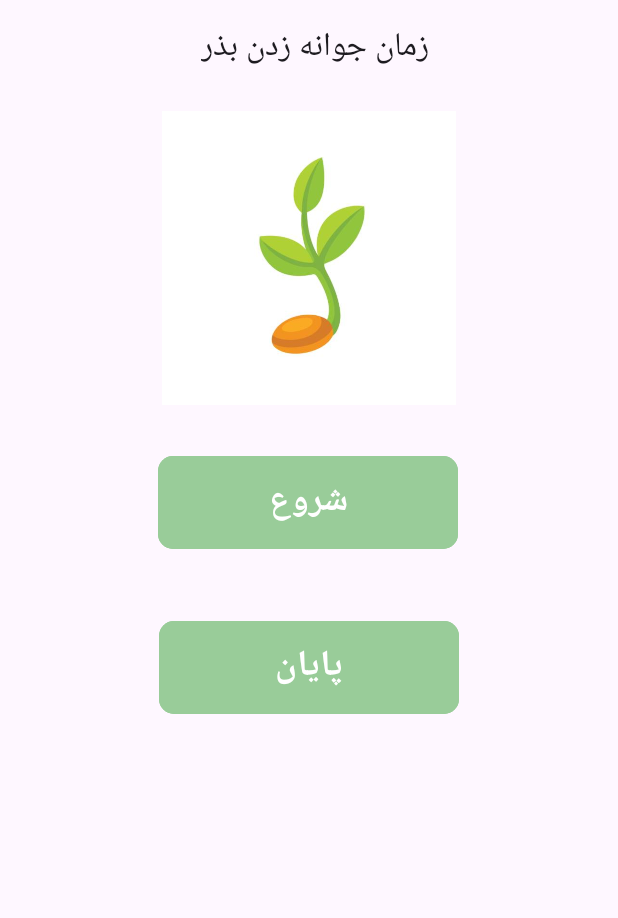
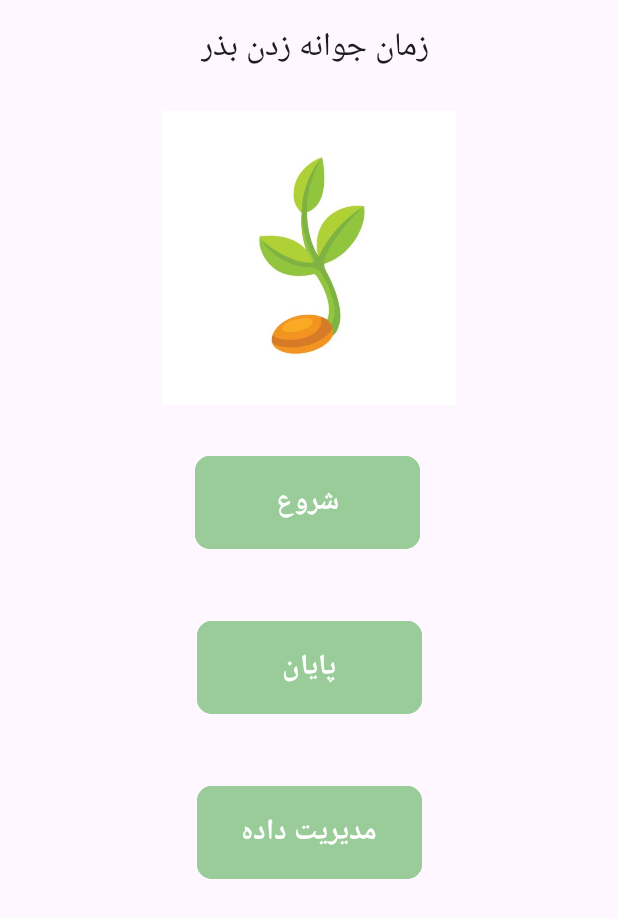
Before and after one commit to gooyacoder/germination_time, an Android app: the layout activity_main.xml on its own in the app's theme, with its tools: preview values and no code run, on a phone screen of 412 x 824 dp. Shown: the top 918 px of the screen. Run offline under Robolectric (Android 15) with nearby library versions, the phone set to English and light mode, and no system bars.

Commit message:
11_11_1403  15:53

```diff
--- a/app/src/main/res/layout/activity_main.xml
+++ b/app/src/main/res/layout/activity_main.xml
@@ -26,12 +26,12 @@
 
     <com.google.android.material.button.MaterialButton
         android:id="@+id/start_activity_button"
-        android:layout_width="200dp"
+        android:layout_width="150dp"
         android:layout_height="70dp"
         android:layout_marginTop="30dp"
         android:backgroundTint="@color/button_color"
         android:text="شروع"
-        android:textSize="24sp"
+        android:textSize="19sp"
         android:textStyle="bold"
         app:cornerRadius="10dp"
         app:layout_constraintEnd_toEndOf="parent"
@@ -41,12 +41,12 @@
 
     <com.google.android.material.button.MaterialButton
         android:id="@+id/stop_button"
-        android:layout_width="200dp"
+        android:layout_width="150dp"
         android:layout_height="70dp"
         android:layout_marginTop="40dp"
         android:backgroundTint="@color/button_color"
         android:text="پایان"
-        android:textSize="24sp"
+        android:textSize="19sp"
         android:textStyle="bold"
         app:cornerRadius="10dp"
         app:layout_constraintEnd_toEndOf="parent"
@@ -57,13 +57,14 @@
         android:id="@+id/dateTextView"
         android:layout_width="wrap_content"
         android:layout_height="wrap_content"
-        android:layout_marginTop="80dp"
+        android:layout_marginTop="40dp"
         android:fontFamily="sans-serif-thin"
         android:textColor="#888888"
         android:textSize="20sp"
         app:layout_constraintEnd_toEndOf="parent"
+        app:layout_constraintHorizontal_bias="0.498"
         app:layout_constraintStart_toStartOf="parent"
-        app:layout_constraintTop_toBottomOf="@+id/stop_button" />
+        app:layout_constraintTop_toBottomOf="@+id/dataManager" />
 
     <ImageView
         android:id="@+id/imageView"
@@ -75,5 +76,19 @@
         app:layout_constraintTop_toBottomOf="@+id/appBarLayout"
         app:srcCompat="@drawable/germinating_seed" />
 
+    <Button
+        android:id="@+id/dataManager"
+        android:layout_width="150dp"
+        android:layout_height="70dp"
+        android:layout_marginTop="40dp"
+        android:text="مدیریت داده"
+        android:backgroundTint="@color/button_color"
+        android:textSize="19sp"
+        android:textStyle="bold"
+        app:cornerRadius="10dp"
+        app:layout_constraintEnd_toEndOf="parent"
+        app:layout_constraintStart_toStartOf="parent"
+        app:layout_constraintTop_toBottomOf="@+id/stop_button" />
+
 
 </androidx.constraintlayout.widget.ConstraintLayout>
```
Also changed, not shown: app/src/main/java/com/gooyacoder/germinationtime/MainActivity.kt (+46 -0 lines), 3 other files.
